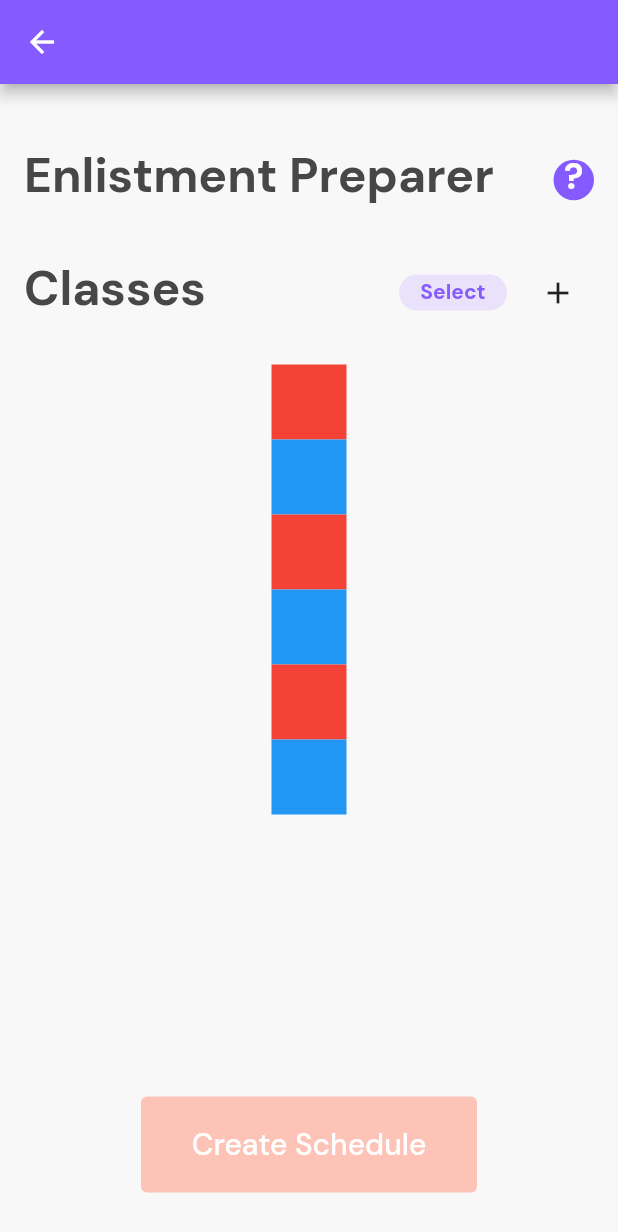
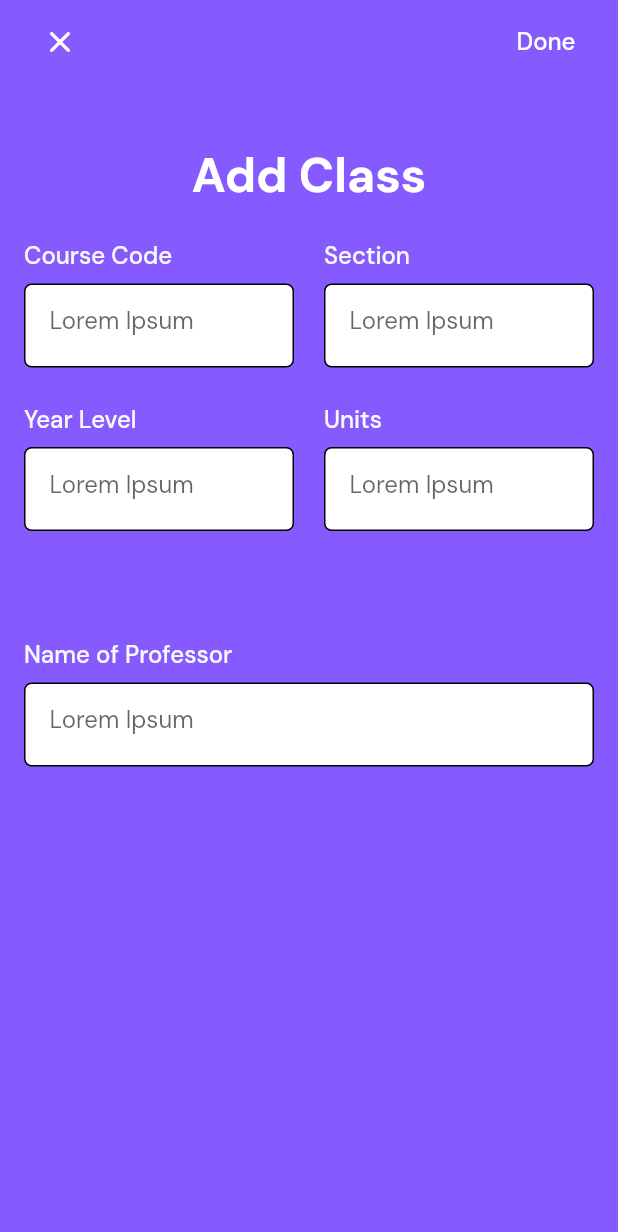
Before and after one commit to gdsc-loyola/admu_student_app, a Flutter app: the EnlistmentPage screen opened directly, after a tap on the "add" icon, on a phone screen of 412 x 824 dp. Shown: the top 1232 px of the screen. Run offline on Flutter 3.47's test engine with Material 2 defaults, Android fonts, the phone set to English and light mode, and no system bars; our stand-ins replace google_fonts, introduction_screen, sqflite; accounts and stored records are empty.

Commit message:
Changed icons and added components to add class page

```diff
--- /dev/null
+++ b/lib/screens/add_class.dart
@@ -0,0 +1,129 @@
+import 'package:flutter/material.dart';
+
+import 'package:admu_student_app/widgets/groups/input_group.dart';
+import 'package:admu_student_app/constants/app_colors.dart';
+import 'package:admu_student_app/widgets/groups/select_semester.dart';
+import 'package:admu_student_app/widgets/groups/select_color.dart';
+import 'package:admu_student_app/screens/qpi/add_qpi.dart';
+
+class AddClassPage extends StatefulWidget {
+  final bool inEnlistment;
+  final bool isEditing;
+
+  AddClassPage({this.inEnlistment = false, this.isEditing = false});
+  @override
+  _AddClassPageState createState() => _AddClassPageState();
+}
+
+class _AddClassPageState extends State<AddClassPage> {
+  TextEditingController _codeCtrl = TextEditingController();
+  TextEditingController _sectionCtrl = TextEditingController();
+  TextEditingController _yearCtrl = TextEditingController();
+  TextEditingController _unitCtrl = TextEditingController();
+  TextEditingController _profCtrl = TextEditingController();
+
+  _AddClassPageState();
+
+  @override
+  Widget build(BuildContext context) {
+    return Scaffold(
+      backgroundColor: AppColors.PRIMARY_MAIN,
+      appBar: AppBar(
+        automaticallyImplyLeading: false,
+        elevation: 0,
+        title: Row(
+          mainAxisAlignment: MainAxisAlignment.spaceBetween,
+          children: [
+            IconButton(
+                icon: Icon(Icons.close_rounded),
+                onPressed: () {
+                  Navigator.pop(context);
+                }),
+            TextButton(
+              onPressed: () {
+                Navigator.pop(context);
+              },
+              child: Text(
+                'Done',
+                style: Theme.of(context).textTheme.bodyText1.copyWith(
+                      color: Colors.white,
+                    ),
+              ),
+            )
+          ],
+        ),
+      ),
+      body: Container(
+        padding: EdgeInsets.fromLTRB(16, 48, 16, 0),
+        child: Column(
+          children: [
+            Center(
+              child: Text(
+                '${widget.isEditing ? 'Edit' : 'Add'} Class',
+                style: Theme.of(context)
+                    .textTheme
+                    .headline4
+                    .copyWith(color: Colors.white),
+              ),
+            ),
+            SizedBox(
+              height: 24,
+            ),
+            Row(
+              children: [
+                // Text Field at the Left
+                Expanded(child: InputGroup('Course Code', _codeCtrl)),
+                SizedBox(width: 20),
+                // Text at the Right
+                Expanded(child: InputGroup('Section', _sectionCtrl)),
+              ],
+            ),
+            SizedBox(
+              height: 24,
+            ),
+            Row(
+              children: [
+                // Text Field at the Left
+                Expanded(child: InputGroup('Year Level', _yearCtrl)),
+                SizedBox(width: 20),
+                // Text at the Right
+                Expanded(child: InputGroup('Units', _unitCtrl)),
+              ],
+            ),
+            Row(
+              children: [
+                // Expanded(child: SelectSemesterGroup()),
+                // Quarter Select goes here
+              ],
+            ),
+            SizedBox(
+              height: 24,
+            ),
+            Container(
+                // Expanded(child: SelectColor())
+                ),
+            SizedBox(
+              height: 24,
+            ),
+            Container(
+                // Container for the Date Select
+                ),
+            SizedBox(
+              height: 24,
+            ),
+            Row(
+              children: [
+                // Row for Time Selectors
+              ],
+            ),
+            widget.inEnlistment
+                ? Expanded(
+                    child: InputGroup('Name of Professor', _profCtrl),
+                  )
+                : SizedBox()
+          ],
+        ),
+      ),
+    );
+  }
+}
--- a/lib/screens/enlistment/enlistment_page.dart
+++ b/lib/screens/enlistment/enlistment_page.dart
@@ -3,6 +3,7 @@ import 'package:flutter/material.dart';
 import 'package:admu_student_app/screens/enlistment/enlistment_classes.dart';
 import 'package:admu_student_app/widgets/qpi/course_widget.dart';
 import 'package:admu_student_app/constants/app_colors.dart';
+import 'package:admu_student_app/screens/add_class.dart';
 
 class EnlistmentPage extends StatefulWidget {
   @override
@@ -81,10 +82,14 @@ class _EnlistmentPageState extends State<EnlistmentPage> {
                   Container(
                       padding: EdgeInsets.fromLTRB(10, 0, 0, 0),
                       child:
-                          IconButton(icon: Icon(Icons.add), onPressed: () {}))
+                          IconButton(icon: Icon(Icons.add), onPressed: () {
+                      Navigator.of(context).push(
+                          MaterialPageRoute(builder: (_) => AddClassPage(isEditing: false, inEnlistment: true,)));
+                    }))
                 ],
               ),
             ),
+            // Container for scrollable portion of the screen
             Container(
               height: MediaQuery.of(context).size.height/2.5,
               child: SingleChildScrollView(
--- a/lib/screens/qpi/add_qpi.dart
+++ b/lib/screens/qpi/add_qpi.dart
@@ -256,7 +256,7 @@ class _AddQPIState extends State<_AddQPI> {
           ),
         ],
         title: IconButton(
-            icon: Icon(Icons.keyboard_arrow_left),
+            icon: Icon(Icons.close_rounded),
             onPressed: () {
               Navigator.pop(context);
             }),
@@ -283,7 +283,6 @@ class _AddQPIState extends State<_AddQPI> {
                   ],
                 ),
               ),
-
               ButtonRow('Year', 'Semester', 'Course', () {
                 // Item 1 Clicked
                 setState(() {
@@ -302,7 +301,6 @@ class _AddQPIState extends State<_AddQPI> {
               }, selected, widget.isEditing),
               SizedBox(height: 24),
               screens[selected],
-
               Spacer(),
               widget.isEditing
                   ? LongButton('Delete', Colors.orange, Colors.white, _onDelete)
--- a/lib/screens/schedule/schedule_page.dart
+++ b/lib/screens/schedule/schedule_page.dart
@@ -1,6 +1,7 @@
 import 'package:flutter/material.dart';
 
 import 'package:admu_student_app/widgets/schedule/schedule_timetable.dart';
+import 'package:admu_student_app/screens/add_class.dart';
 
 class SchedulePage extends StatefulWidget {
   @override
```
Also changed, not shown: lib/screens/home/pomodoro_page.dart (+33 -32 lines), lib/screens/main_app.dart (+19 -5 lines).
